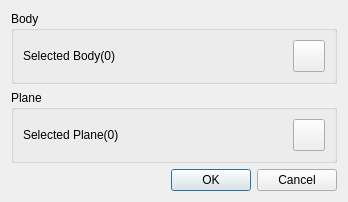
Above: Code/GeometryWidgets/dialogGeoSplitter.ui from DISOGitHub/FastCAE before the change. Below: the same form after it.
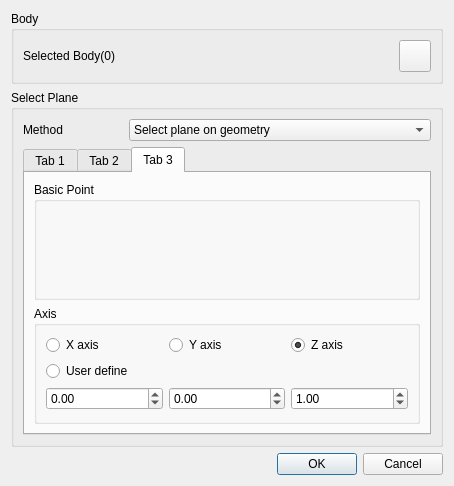
That is the form after the change. The open tabs and pages were chosen to show the change. Icons and pictures are not drawn.

```diff
--- a/Code/GeometryWidgets/dialogGeoSplitter.ui
+++ b/Code/GeometryWidgets/dialogGeoSplitter.ui
@@ -6,8 +6,8 @@
    <rect>
     <x>0</x>
     <y>0</y>
-    <width>348</width>
-    <height>190</height>
+    <width>454</width>
+    <height>486</height>
    </rect>
   </property>
   <property name="windowTitle">
@@ -74,8 +74,66 @@
    <item row="1" column="0" colspan="2">
     <widget class="QGroupBox" name="groupBox_2">
      <property name="title">
-      <string>Plane</string>
+      <string>Select Plane</string>
      </property>
+     <layout class="QGridLayout" name="gridLayout_4">
+      <item row="0" column="0">
+       <layout class="QHBoxLayout" name="horizontalLayout">
+        <item>
+         <widget class="QLabel" name="label">
+          <property name="sizePolicy">
+           <sizepolicy hsizetype="Preferred" vsizetype="Preferred">
+            <horstretch>0</horstretch>
+            <verstretch>0</verstretch>
+           </sizepolicy>
+          </property>
+          <property name="maximumSize">
+           <size>
+            <width>100</width>
+            <height>16777215</height>
+           </size>
+          </property>
+          <property name="text">
+           <string>Method</string>
+          </property>
+         </widget>
+        </item>
+        <item>
+         <widget class="QComboBox" name="comboBoxType">
+          <property name="sizePolicy">
+           <sizepolicy hsizetype="Preferred" vsizetype="Fixed">
+            <horstretch>0</horstretch>
+            <verstretch>0</verstretch>
+           </sizepolicy>
+          </property>
+          <item>
+           <property name="text">
+            <string>Select plane on geometry</string>
+           </property>
+          </item>
+          <item>
+           <property name="text">
+            <string>Coordinate</string>
+           </property>
+          </item>
+          <item>
+           <property name="text">
+            <string>Random</string>
+           </property>
+          </item>
+         </widget>
+        </item>
+       </layout>
+      </item>
+      <item row="1" column="0">
+       <widget class="QTabWidget" name="tabWidget">
+        <property name="currentIndex">
+         <number>0</number>
+        </property>
+        <widget class="QWidget" name="tab">
+         <attribute name="title">
+          <string>Tab 1</string>
+         </attribute>
      <layout class="QGridLayout" name="gridLayout_2">
       <item row="0" column="0">
        <widget class="QLabel" name="bodylabel_2">
@@ -113,6 +171,149 @@
         <property name="checkable">
          <bool>true</bool>
         </property>
+           </widget>
+          </item>
+         </layout>
+        </widget>
+        <widget class="QWidget" name="tab_2">
+         <attribute name="title">
+          <string>Tab 2</string>
+         </attribute>
+         <layout class="QGridLayout" name="gridLayout_5">
+          <item row="0" column="0">
+           <widget class="QLabel" name="label_2">
+            <property name="text">
+             <string>Plane:</string>
+            </property>
+           </widget>
+          </item>
+          <item row="0" column="1">
+           <widget class="QComboBox" name="comboBoxPlane">
+            <item>
+             <property name="text">
+              <string>XOY</string>
+             </property>
+            </item>
+            <item>
+             <property name="text">
+              <string>XOZ</string>
+             </property>
+            </item>
+            <item>
+             <property name="text">
+              <string>YOZ</string>
+             </property>
+            </item>
+           </widget>
+          </item>
+         </layout>
+        </widget>
+        <widget class="QWidget" name="tab_3">
+         <attribute name="title">
+          <string>Tab 3</string>
+         </attribute>
+         <layout class="QGridLayout" name="gridLayout_8">
+          <item row="0" column="0">
+           <widget class="QGroupBox" name="groupBox_3">
+            <property name="title">
+             <string>Basic Point</string>
+            </property>
+            <layout class="QGridLayout" name="gridLayout_6">
+             <property name="leftMargin">
+              <number>0</number>
+             </property>
+             <property name="rightMargin">
+              <number>0</number>
+             </property>
+             <item row="0" column="0">
+              <layout class="QVBoxLayout" name="basicLayout"/>
+             </item>
+            </layout>
+           </widget>
+          </item>
+          <item row="1" column="0">
+           <widget class="QGroupBox" name="groupBox_4">
+            <property name="title">
+             <string>Axis</string>
+            </property>
+            <layout class="QGridLayout" name="gridLayout_7">
+             <item row="0" column="0">
+              <layout class="QHBoxLayout" name="horizontalLayout_4">
+               <item>
+                <widget class="QRadioButton" name="radioButtonX">
+                 <property name="text">
+                  <string>X axis</string>
+                 </property>
+                </widget>
+               </item>
+               <item>
+                <widget class="QRadioButton" name="radioButtonY">
+                 <property name="text">
+                  <string>Y axis</string>
+                 </property>
+                </widget>
+               </item>
+               <item>
+                <widget class="QRadioButton" name="radioButtonZ">
+                 <property name="text">
+                  <string>Z axis</string>
+                 </property>
+                 <property name="checked">
+                  <bool>true</bool>
+                 </property>
+                </widget>
+               </item>
+              </layout>
+             </item>
+             <item row="1" column="0">
+              <widget class="QRadioButton" name="radioButtonUser">
+               <property name="text">
+                <string>User define</string>
+               </property>
+              </widget>
+             </item>
+             <item row="2" column="0">
+              <layout class="QHBoxLayout" name="horizontalLayout_5">
+               <item>
+                <widget class="QDoubleSpinBox" name="doubleSpinBoxX">
+                 <property name="minimum">
+                  <double>-1000.000000000000000</double>
+                 </property>
+                 <property name="maximum">
+                  <double>1000.000000000000000</double>
+                 </property>
+                </widget>
+               </item>
+               <item>
+                <widget class="QDoubleSpinBox" name="doubleSpinBoxY">
+                 <property name="minimum">
+                  <double>-1000.000000000000000</double>
+                 </property>
+                 <property name="maximum">
+                  <double>1000.000000000000000</double>
+                 </property>
+                </widget>
+               </item>
+               <item>
+                <widget class="QDoubleSpinBox" name="doubleSpinBoxZ">
+                 <property name="minimum">
+                  <double>-1000.000000000000000</double>
+                 </property>
+                 <property name="maximum">
+                  <double>1000.000000000000000</double>
+                 </property>
+                 <property name="value">
+                  <double>1.000000000000000</double>
+                 </property>
+                </widget>
+               </item>
+              </layout>
+             </item>
+            </layout>
+           </widget>
+          </item>
+         </layout>
+        </widget>
        </widget>
       </item>
      </layout>
```
Left out of the diff: 16 changed lines with no effect on the pictures. Lines whose indentation alone changed are shown as unchanged.
